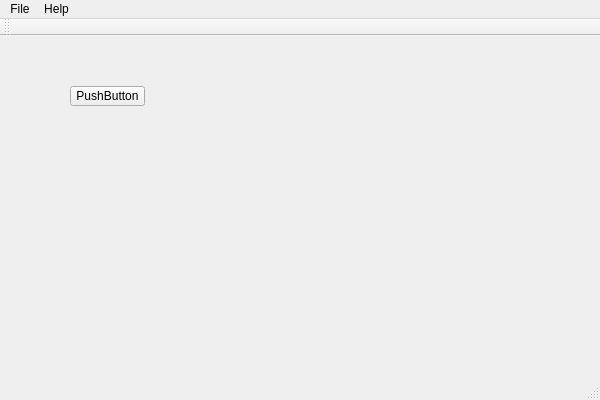
hrachyahakobyan/Network-Simulator-C-, file NetworkQT/networkqt.ui: the form before one commit.
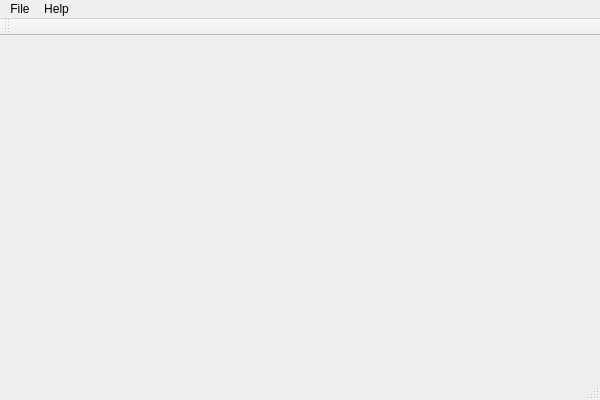
The form after the commit.

What changed in the file:
```diff
--- a/NetworkQT/networkqt.ui
+++ b/NetworkQT/networkqt.ui
@@ -13,21 +13,7 @@
   <property name="windowTitle">
    <string>NetworkQT</string>
   </property>
-  <widget class="QWidget" name="centralWidget">
-   <widget class="QPushButton" name="pushButton">
-    <property name="geometry">
-     <rect>
-      <x>70</x>
-      <y>50</y>
-      <width>75</width>
-      <height>20</height>
-     </rect>
-    </property>
-    <property name="text">
-     <string>PushButton</string>
-    </property>
-   </widget>
-  </widget>
+  <widget class="QWidget" name="centralWidget"/>
   <widget class="QToolBar" name="mainToolBar">
    <attribute name="toolBarArea">
     <enum>TopToolBarArea</enum>
```
